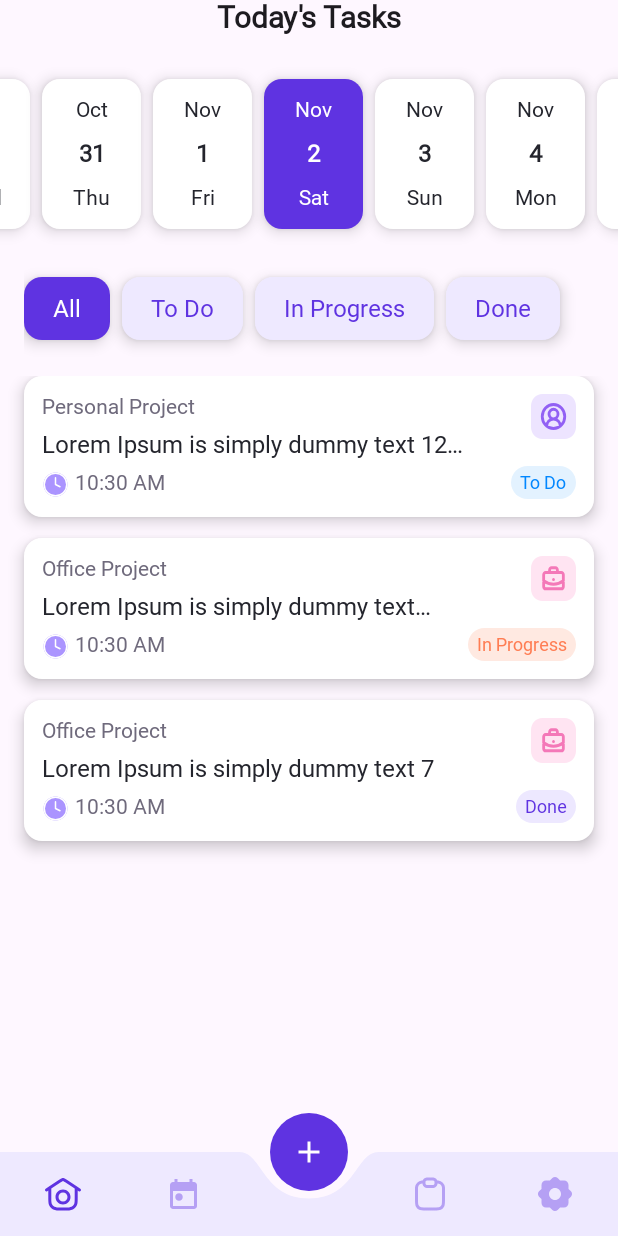
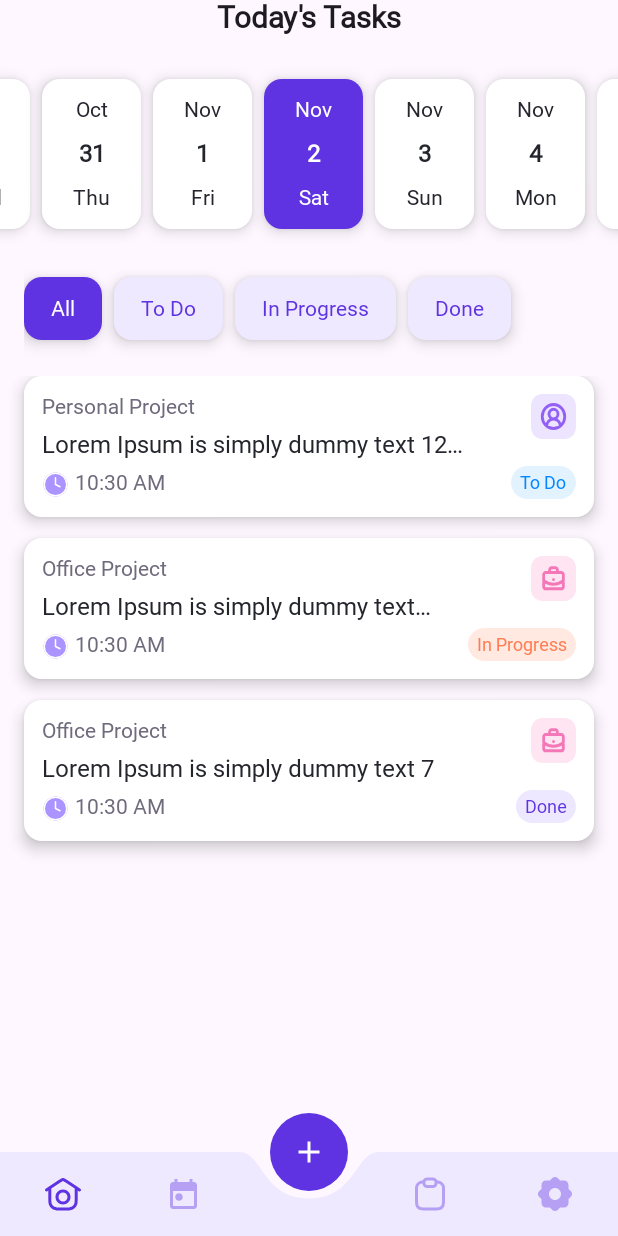
Before and after one commit to Arino130/TaskManage-Android, an Android app built with Jetpack Compose: the CalendarScreen screen opened through its navigation route, on a phone screen of 412 x 824 dp. Run offline under Robolectric (Android 15) with nearby library versions, the phone set to English and light mode, and no system bars; our stand-ins replace Dagger/Hilt's generated code, Room's generated code; Roboto replaces fonts that are not available here.

Commit message:
Update Calendar Screen UI

```diff
--- a/TaskManageApp/app/src/main/java/com/ctp/taskmanageapp/data/local/taskgroups/TaskGroup.kt
+++ b/TaskManageApp/app/src/main/java/com/ctp/taskmanageapp/domain/models/TaskGroup.kt
@@ -1,6 +1,6 @@
-package com.ctp.taskmanageapp.data.local.taskgroups
+package com.ctp.taskmanageapp.domain.models
 
-import com.ctp.taskmanageapp.data.local.tasks.TaskInfo
+import com.ctp.taskmanageapp.domain.models.tasks.TaskInfo
 
 data class TaskGroup(
     val titleGroup: String,
--- a/TaskManageApp/app/src/main/java/com/ctp/taskmanageapp/data/local/taskgroups/TaskGroupType.kt
+++ b/TaskManageApp/app/src/main/java/com/ctp/taskmanageapp/domain/models/TaskGroupType.kt
@@ -1,4 +1,4 @@
-package com.ctp.taskmanageapp.data.local.taskgroups
+package com.ctp.taskmanageapp.domain.models
 
 import com.ctp.taskmanageapp.R
 
--- a/TaskManageApp/app/src/main/java/com/ctp/taskmanageapp/data/local/filters/StatusTask.kt
+++ b/TaskManageApp/app/src/main/java/com/ctp/taskmanageapp/domain/models/filters/StatusTask.kt
@@ -1,4 +1,4 @@
-package com.ctp.taskmanageapp.data.local.filters
+package com.ctp.taskmanageapp.domain.models.filters
 
 import com.ctp.taskmanageapp.R
 
--- a/TaskManageApp/app/src/main/java/com/ctp/taskmanageapp/data/local/tasks/TaskInfo.kt
+++ b/TaskManageApp/app/src/main/java/com/ctp/taskmanageapp/domain/models/tasks/TaskInfo.kt
@@ -1,13 +1,17 @@
-package com.ctp.taskmanageapp.data.local.tasks
+package com.ctp.taskmanageapp.domain.models.tasks
 
+import androidx.room.Entity
+import androidx.room.PrimaryKey
 import com.ctp.taskmanageapp.common.extensions.getFormat12Hour
 import com.ctp.taskmanageapp.common.extensions.getFormatDate
-import com.ctp.taskmanageapp.data.local.filters.StatusTask
-import com.ctp.taskmanageapp.data.local.taskgroups.TaskGroupType
+import com.ctp.taskmanageapp.domain.models.filters.StatusTask
+import com.ctp.taskmanageapp.domain.models.TaskGroupType
 import java.time.LocalDate
 import java.time.LocalDateTime
 
+@Entity(tableName = "tasks_info_table")
 data class TaskInfo(
+    @PrimaryKey(autoGenerate = true) val id: Int = 0,
     val taskGroupType: TaskGroupType,
     val titleTask: String = "",
     val content: String = "",
--- a/TaskManageApp/app/src/main/java/com/ctp/taskmanageapp/presentation/common/SizeStyle.kt
+++ b/TaskManageApp/app/src/main/java/com/ctp/taskmanageapp/presentation/common/SizeStyle.kt
@@ -20,7 +20,7 @@ val SPACE_DEFAULT_SIZE = 14.dp
 val SPACE_CONTENT_SIZE = 16.dp
 val SPACE_CONTENT_20_SIZE = 20.dp
 val SPACE_BODY_WITH_HEADER_SIZE = 29.dp
-val SPACE_CONTENT_SEGMENT_SIZE = 19.dp
+val SPACE_CONTENT_SEGMENT_SIZE = 18.dp
 
 val MAX_HEIGHT_CARD_TASK_INFO = 94.dp
 
--- a/TaskManageApp/app/src/main/java/com/ctp/taskmanageapp/presentation/screens/calendar/CalendarScreen.kt
+++ b/TaskManageApp/app/src/main/java/com/ctp/taskmanageapp/presentation/screens/calendar/CalendarScreen.kt
@@ -15,7 +15,7 @@ import androidx.compose.runtime.remember
 import androidx.compose.ui.Modifier
 import androidx.compose.ui.tooling.preview.Preview
 import com.ctp.taskmanageapp.R
-import com.ctp.taskmanageapp.data.local.filters.StatusTask
+import com.ctp.taskmanageapp.domain.models.filters.StatusTask
 import com.ctp.taskmanageapp.presentation.common.SPACE_CONTENT_SIZE
 import com.ctp.taskmanageapp.presentation.common.SPACE_SMALL_8_SIZE
 import com.ctp.taskmanageapp.presentation.screens.calendar.component.CalendarScrollPicker
--- a/TaskManageApp/app/src/main/java/com/ctp/taskmanageapp/presentation/screens/calendar/component/CalendarTaskItem.kt
+++ b/TaskManageApp/app/src/main/java/com/ctp/taskmanageapp/presentation/screens/calendar/component/CalendarTaskItem.kt
@@ -26,9 +26,9 @@ import androidx.compose.ui.text.style.TextOverflow
 import androidx.compose.ui.tooling.preview.Preview
 import androidx.core.content.ContextCompat
 import com.ctp.taskmanageapp.R
-import com.ctp.taskmanageapp.data.local.filters.StatusTask
-import com.ctp.taskmanageapp.data.local.taskgroups.TaskGroupType
-import com.ctp.taskmanageapp.data.local.tasks.TaskInfo
+import com.ctp.taskmanageapp.domain.models.filters.StatusTask
+import com.ctp.taskmanageapp.domain.models.TaskGroupType
+import com.ctp.taskmanageapp.domain.models.tasks.TaskInfo
 import com.ctp.taskmanageapp.presentation.common.ELEVATION_DEFAULT_SIZE
 import com.ctp.taskmanageapp.presentation.common.ICON_MINI_SIZE
 import com.ctp.taskmanageapp.presentation.common.ICON_SMALL_SIZE
--- a/TaskManageApp/app/src/main/java/com/ctp/taskmanageapp/presentation/screens/home/HomeScreen.kt
+++ b/TaskManageApp/app/src/main/java/com/ctp/taskmanageapp/presentation/screens/home/HomeScreen.kt
@@ -25,8 +25,8 @@ import androidx.compose.ui.tooling.preview.Preview
 import androidx.compose.ui.unit.dp
 import androidx.core.content.ContextCompat
 import com.ctp.taskmanageapp.R
-import com.ctp.taskmanageapp.data.local.taskgroups.TaskGroup
-import com.ctp.taskmanageapp.data.local.taskgroups.TaskGroupType
+import com.ctp.taskmanageapp.domain.models.TaskGroup
+import com.ctp.taskmanageapp.domain.models.TaskGroupType
 import com.ctp.taskmanageapp.presentation.common.AVATAR_DEFAULT_SIZE
 import com.ctp.taskmanageapp.presentation.common.SPACE_CONTENT_SIZE
 import com.ctp.taskmanageapp.presentation.common.SPACE_SMALL_8_SIZE
--- a/TaskManageApp/app/src/main/java/com/ctp/taskmanageapp/presentation/screens/home/component/CardGroupProgressItem.kt
+++ b/TaskManageApp/app/src/main/java/com/ctp/taskmanageapp/presentation/screens/home/component/CardGroupProgressItem.kt
@@ -28,7 +28,7 @@ import androidx.compose.ui.unit.dp
 import com.ctp.taskmanageapp.R
 import com.ctp.taskmanageapp.presentation.common.h3TextStyle
 import com.ctp.taskmanageapp.presentation.extensions.getColorFromResources
-import com.ctp.taskmanageapp.data.local.taskgroups.TaskGroupType
+import com.ctp.taskmanageapp.domain.models.TaskGroupType
 import com.ctp.taskmanageapp.presentation.common.ELEVATION_DEFAULT_SIZE
 import com.ctp.taskmanageapp.presentation.common.ICON_SMALL_SIZE
 import com.ctp.taskmanageapp.presentation.common.SPACE_DEFAULT_SIZE
--- a/TaskManageApp/app/src/main/java/com/ctp/taskmanageapp/presentation/screens/home/component/CardTaskGroupItem.kt
+++ b/TaskManageApp/app/src/main/java/com/ctp/taskmanageapp/presentation/screens/home/component/CardTaskGroupItem.kt
@@ -25,7 +25,7 @@ import androidx.core.content.ContextCompat
 import com.ctp.taskmanageapp.R
 import com.ctp.taskmanageapp.presentation.common.h4TextStyle
 import com.ctp.taskmanageapp.presentation.extensions.getColorFromResources
-import com.ctp.taskmanageapp.data.local.taskgroups.TaskGroupType
+import com.ctp.taskmanageapp.domain.models.TaskGroupType
 import com.ctp.taskmanageapp.presentation.common.CIRCULAR_SMALL_SIZE
 import com.ctp.taskmanageapp.presentation.common.ICON_LARGE_SIZE
 import com.ctp.taskmanageapp.presentation.common.SPACE_CONTENT_SIZE
--- a/TaskManageApp/app/src/main/java/com/ctp/taskmanageapp/presentation/screens/home/component/ProgressGroupListView.kt
+++ b/TaskManageApp/app/src/main/java/com/ctp/taskmanageapp/presentation/screens/home/component/ProgressGroupListView.kt
@@ -9,8 +9,8 @@ import androidx.compose.foundation.rememberScrollState
 import androidx.compose.runtime.Composable
 import androidx.compose.ui.Modifier
 import androidx.compose.ui.tooling.preview.Preview
-import com.ctp.taskmanageapp.data.local.taskgroups.TaskGroup
-import com.ctp.taskmanageapp.data.local.taskgroups.TaskGroupType
+import com.ctp.taskmanageapp.domain.models.TaskGroup
+import com.ctp.taskmanageapp.domain.models.TaskGroupType
 import com.ctp.taskmanageapp.presentation.common.SPACE_DEFAULT_SIZE
 
 @Composable
--- a/TaskManageApp/app/src/main/java/com/ctp/taskmanageapp/presentation/screens/home/component/TaskGroupListView.kt
+++ b/TaskManageApp/app/src/main/java/com/ctp/taskmanageapp/presentation/screens/home/component/TaskGroupListView.kt
@@ -7,8 +7,8 @@ import androidx.compose.foundation.layout.padding
 import androidx.compose.runtime.Composable
 import androidx.compose.ui.Modifier
 import androidx.compose.ui.tooling.preview.Preview
-import com.ctp.taskmanageapp.data.local.taskgroups.TaskGroup
-import com.ctp.taskmanageapp.data.local.taskgroups.TaskGroupType
+import com.ctp.taskmanageapp.domain.models.TaskGroup
+import com.ctp.taskmanageapp.domain.models.TaskGroupType
 import com.ctp.taskmanageapp.presentation.common.SPACE_DEFAULT_SIZE
 
 @Composable
--- a/TaskManageApp/app/src/main/java/com/ctp/taskmanageapp/presentation/viewmodels/MainViewModel.kt
+++ b/TaskManageApp/app/src/main/java/com/ctp/taskmanageapp/presentation/viewmodels/MainViewModel.kt
@@ -1,8 +1,8 @@
 package com.ctp.taskmanageapp.presentation.viewmodels
 
-import com.ctp.taskmanageapp.data.local.filters.StatusTask
-import com.ctp.taskmanageapp.data.local.taskgroups.TaskGroupType
-import com.ctp.taskmanageapp.data.local.tasks.TaskInfo
+import com.ctp.taskmanageapp.domain.models.filters.StatusTask
+import com.ctp.taskmanageapp.domain.models.TaskGroupType
+import com.ctp.taskmanageapp.domain.models.tasks.TaskInfo
 import com.ctp.taskmanageapp.presentation.base.BaseViewModel
 import dagger.hilt.android.lifecycle.HiltViewModel
 import kotlinx.coroutines.flow.MutableStateFlow
--- a/TaskManageApp/app/src/main/java/com/ctp/taskmanageapp/widget/components/buttons/SegmentedControl.kt
+++ b/TaskManageApp/app/src/main/java/com/ctp/taskmanageapp/widget/components/buttons/SegmentedControl.kt
@@ -30,7 +30,7 @@ import com.ctp.taskmanageapp.presentation.common.ELEVATION_DEFAULT_SIZE
 import com.ctp.taskmanageapp.presentation.common.SPACE_CONTENT_SEGMENT_SIZE
 import com.ctp.taskmanageapp.presentation.common.SPACE_SMALL_6_SIZE
 import com.ctp.taskmanageapp.presentation.common.SPACE_SMALL_8_SIZE
-import com.ctp.taskmanageapp.presentation.common.h3TextStyle
+import com.ctp.taskmanageapp.presentation.common.h4TextStyle
 import com.ctp.taskmanageapp.presentation.extensions.getColorFromResources
 import com.ctp.taskmanageapp.widget.components.buttons.model.SegmentModel
 
@@ -98,7 +98,7 @@ fun SegmentedItem(
                     context.getString(it)
                 } ?: segmentItem.textStr,
                 color = textColor,
-                style = h3TextStyle
+                style = h4TextStyle
             )
         }
     }
```
